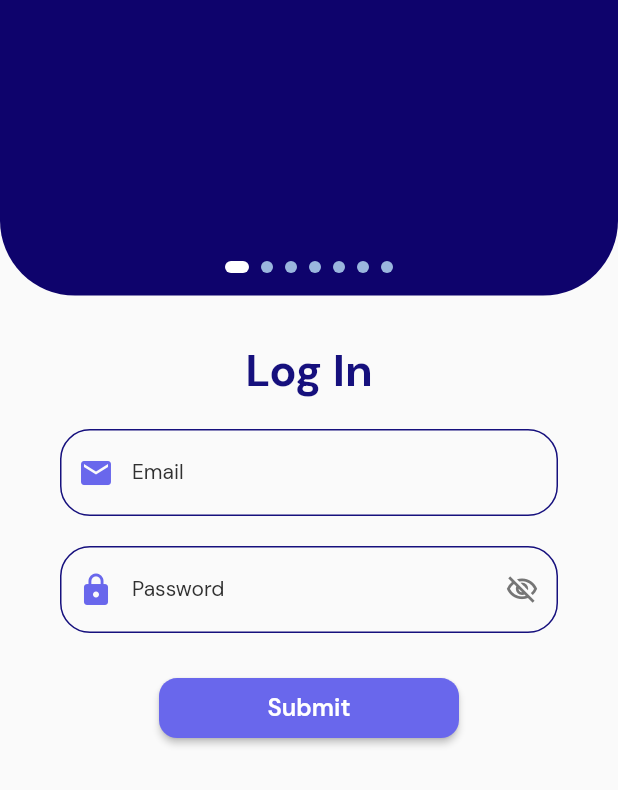
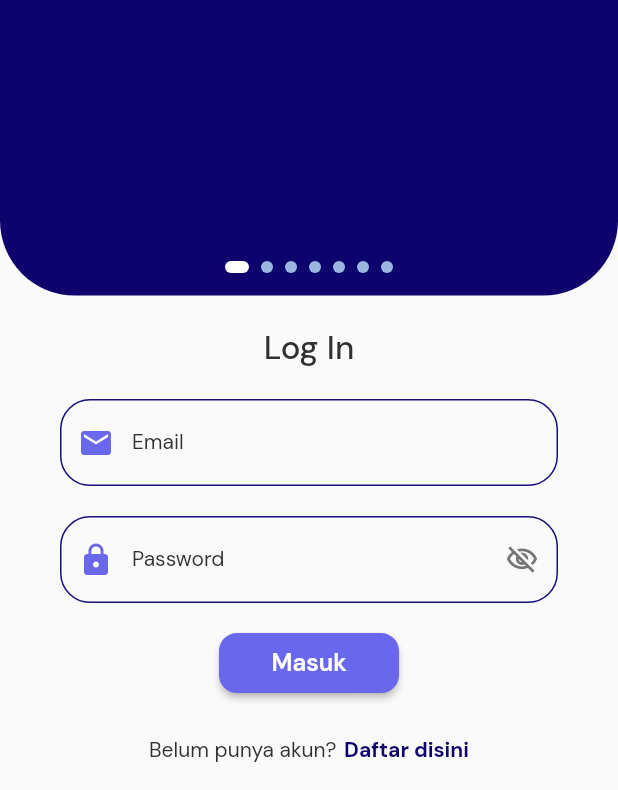
Before and after one commit to exvansi/humasin, a Flutter app: the screen it shows after launch, on a phone screen of 412 x 824 dp, the part 446-1236 px from its top. Run offline on Flutter 3.47's test engine with Material 2 defaults, Android fonts, the phone set to English and light mode, and no system bars; drawn by our look-alikes of auto_size_text, smooth_page_indicator; our stand-ins replace built_collection, built_value, cloud_firestore, firebase_auth, firebase_core, font_awesome_flutter and 7 more; accounts and stored records are empty; generated files the repository leaves out were written again.

Commit message:
Updating to latest FlutterFlow output.

```diff
--- a/lib/home_page/home_page_widget.dart
+++ b/lib/home_page/home_page_widget.dart
@@ -100,7 +100,7 @@ class _HomePageWidgetState extends State<HomePageWidget> {
                       mainAxisSize: MainAxisSize.max,
                       children: [
                         Padding(
-                          padding: EdgeInsets.fromLTRB(20, 40, 0, 0),
+                          padding: EdgeInsets.fromLTRB(20, 20, 0, 0),
                           child: Text(
                             'Selamat Datang,',
                             style: FlutterFlowTheme.subtitle2.override(
--- a/lib/login_page/login_page_widget.dart
+++ b/lib/login_page/login_page_widget.dart
@@ -1,9 +1,12 @@
+import '../auth/auth_util.dart';
 import '../flutter_flow/flutter_flow_theme.dart';
 import '../flutter_flow/flutter_flow_util.dart';
 import '../flutter_flow/flutter_flow_widgets.dart';
-import 'package:auto_size_text/auto_size_text.dart';
+import '../main.dart';
+import '../sign_up_page/sign_up_page_widget.dart';
 import 'package:flutter/material.dart';
 import 'package:google_fonts/google_fonts.dart';
+import 'package:page_transition/page_transition.dart';
 import 'package:smooth_page_indicator/smooth_page_indicator.dart';
 
 class LoginPageWidget extends StatefulWidget {
@@ -262,9 +265,10 @@ class _LoginPageWidgetState extends State<LoginPageWidget> {
                 ),
               ),
             ),
-            Container(
+            Expanded(
+              child: Container(
                 width: double.infinity,
-              height: MediaQuery.of(context).size.height * 1,
+                height: double.infinity,
                 decoration: BoxDecoration(
                   borderRadius: BorderRadius.only(
                     bottomLeft: Radius.circular(0),
@@ -277,15 +281,11 @@ class _LoginPageWidgetState extends State<LoginPageWidget> {
                   mainAxisSize: MainAxisSize.max,
                   children: [
                     Padding(
-                    padding: EdgeInsets.fromLTRB(0, 30, 0, 0),
-                    child: AutoSizeText(
+                      padding: EdgeInsets.fromLTRB(0, 20, 0, 0),
+                      child: Text(
                         'Log In',
-                      textAlign: TextAlign.center,
-                      style: FlutterFlowTheme.title1.override(
+                        style: FlutterFlowTheme.title2.override(
                           fontFamily: 'DM Sans',
-                        color: Color(0xFF16107D),
-                        fontSize: 30,
-                        fontWeight: FontWeight.bold,
                         ),
                       ),
                     ),
@@ -419,19 +419,44 @@ class _LoginPageWidgetState extends State<LoginPageWidget> {
                         ),
                       ),
                     ),
+                    Row(
+                      mainAxisSize: MainAxisSize.max,
+                      mainAxisAlignment: MainAxisAlignment.spaceEvenly,
+                      children: [
                         Align(
                           alignment: Alignment(0, 0),
                           child: Padding(
-                      padding: EdgeInsets.fromLTRB(0, 30, 0, 0),
+                            padding: EdgeInsets.fromLTRB(0, 20, 0, 10),
                             child: FFButtonWidget(
-                        onPressed: () {
-                          print('Login pressed ...');
+                              onPressed: () async {
+                                if (!formKey.currentState.validate()) {
+                                  return;
+                                }
+                                final user = await signInWithEmail(
+                                  context,
+                                  emailController.text,
+                                  passwordController.text,
+                                );
+                                if (user == null) {
+                                  return;
+                                }
+
+                                await Navigator.pushAndRemoveUntil(
+                                  context,
+                                  PageTransition(
+                                    type: PageTransitionType.rightToLeft,
+                                    duration: Duration(milliseconds: 5),
+                                    reverseDuration: Duration(milliseconds: 5),
+                                    child: NavBarPage(initialPage: 'HomePage'),
+                                  ),
+                                  (r) => false,
+                                );
                               },
-                        text: 'Submit',
+                              text: 'Masuk',
                               options: FFButtonOptions(
-                          width: 200,
+                                width: 120,
                                 height: 40,
-                          color: Color(0xFF6967EC),
+                                color: FlutterFlowTheme.secondaryColor,
                                 textStyle: FlutterFlowTheme.subtitle2.override(
                                   fontFamily: 'DM Sans',
                                   color: Colors.white,
@@ -448,6 +473,48 @@ class _LoginPageWidgetState extends State<LoginPageWidget> {
                         )
                       ],
                     ),
+                    Expanded(
+                      child: Row(
+                        mainAxisSize: MainAxisSize.max,
+                        mainAxisAlignment: MainAxisAlignment.center,
+                        crossAxisAlignment: CrossAxisAlignment.center,
+                        children: [
+                          Text(
+                            'Belum punya akun?',
+                            style: FlutterFlowTheme.bodyText1.override(
+                              fontFamily: 'DM Sans',
+                            ),
+                          ),
+                          Padding(
+                            padding: EdgeInsets.fromLTRB(5, 0, 0, 0),
+                            child: InkWell(
+                              onTap: () async {
+                                await Navigator.push(
+                                  context,
+                                  PageTransition(
+                                    type: PageTransitionType.bottomToTop,
+                                    duration: Duration(milliseconds: 5),
+                                    reverseDuration: Duration(milliseconds: 5),
+                                    child: SignUpPageWidget(),
+                                  ),
+                                );
+                              },
+                              child: Text(
+                                'Daftar disini',
+                                style: FlutterFlowTheme.bodyText1.override(
+                                  fontFamily: 'DM Sans',
+                                  color: FlutterFlowTheme.primaryColor,
+                                  fontWeight: FontWeight.bold,
+                                ),
+                              ),
+                            ),
+                          )
+                        ],
+                      ),
+                    )
+                  ],
+                ),
+              ),
             )
           ],
         ),
```
Also changed, not shown: lib/auth/auth_util.dart (+7 -0 lines), lib/backend/backend.dart (+20 -0 lines), lib/backend/schema/users_record.dart (+27 -11 lines), lib/sign_up_page/sign_up_page_widget.dart (added, +350 -0 lines), assets/images/bg1.png (deleted). Lines whose indentation alone changed are shown as unchanged.
